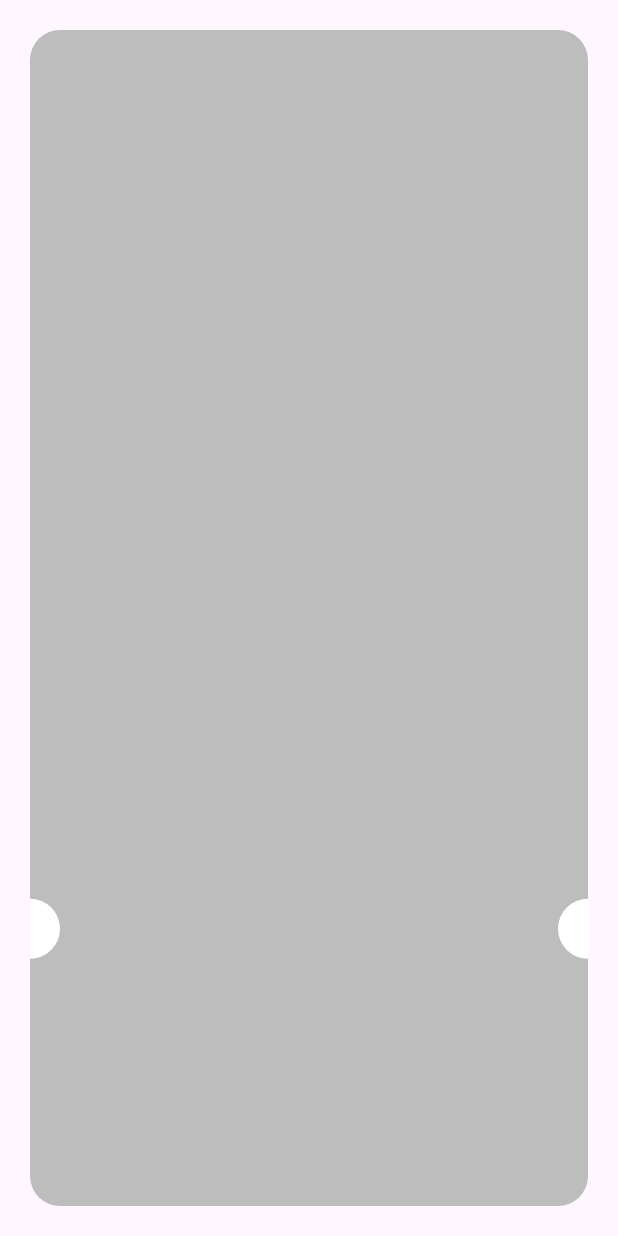
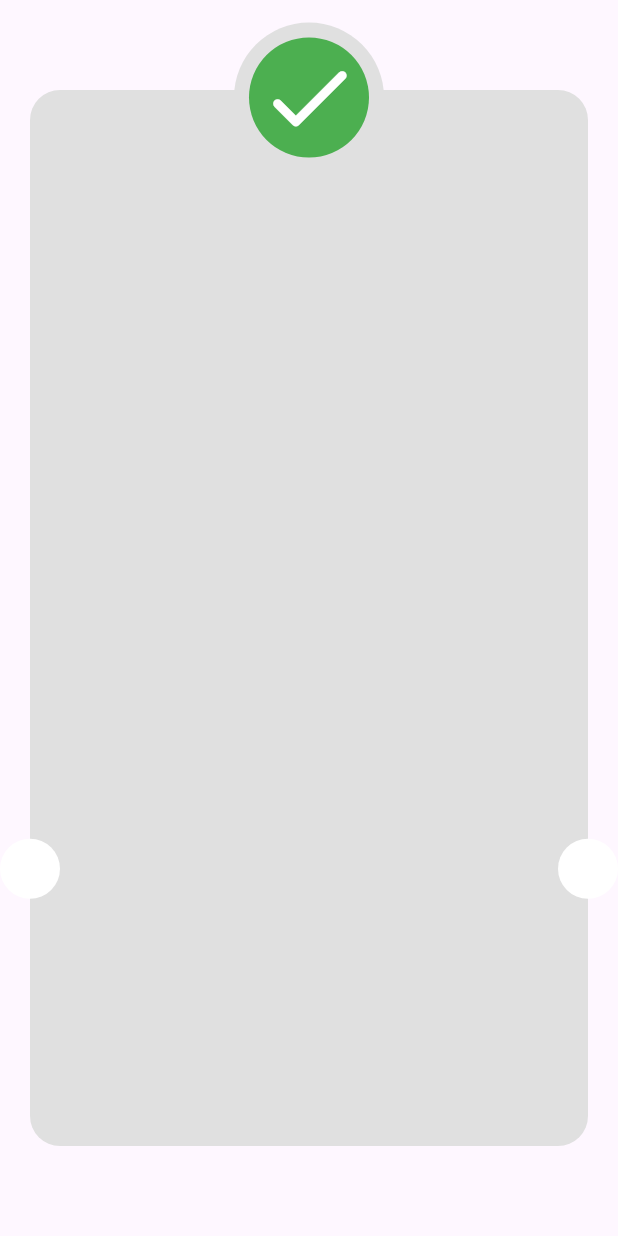
Before and after one commit to marcolous/Flutter-Checkout, a Flutter app: the ThankYouView screen opened directly, on a phone screen of 412 x 824 dp. Run offline on Flutter 3.47's test engine with Material 3 defaults, Android fonts, the phone set to English and light mode, and no system bars; our stand-ins replace flutter_svg, gap.

Commit message:
finish custom shapes container

```diff
--- a/lib/Features/checkout/presentation/views/thank_you_view_body.dart
+++ b/lib/Features/checkout/presentation/views/thank_you_view_body.dart
@@ -6,12 +6,13 @@ class ThankYouViewBody extends StatelessWidget {
   @override
   Widget build(BuildContext context) {
     return Padding(
-      padding: const EdgeInsets.all(20),
+      padding: const EdgeInsets.symmetric(horizontal: 20, vertical: 60),
       child: Stack(
+        clipBehavior: Clip.none,
         children: [
           Container(
             decoration: ShapeDecoration(
-              color: Colors.grey[400],
+              color: Colors.grey[300],
               shape: RoundedRectangleBorder(
                 borderRadius: BorderRadius.circular(20),
               ),
@@ -30,7 +31,30 @@ class ThankYouViewBody extends StatelessWidget {
             child: const CircleAvatar(
               backgroundColor: Colors.white,
             ),
-          )
+          ),
+          Positioned(
+            right: 0,
+            left: 0,
+            top: -45,
+            child: CircleAvatar(
+              radius: 50,
+              backgroundColor: Colors.grey[300],
+            ),
+          ),
+          const Positioned(
+            right: 0,
+            left: 0,
+            top: -35,
+            child: CircleAvatar(
+              radius: 40,
+              backgroundColor: Colors.green,
+              child: Icon(
+                size: 70,
+                Icons.check_rounded,
+                color: Colors.white,
+              ),
+            ),
+          ),
         ],
       ),
     );
```
